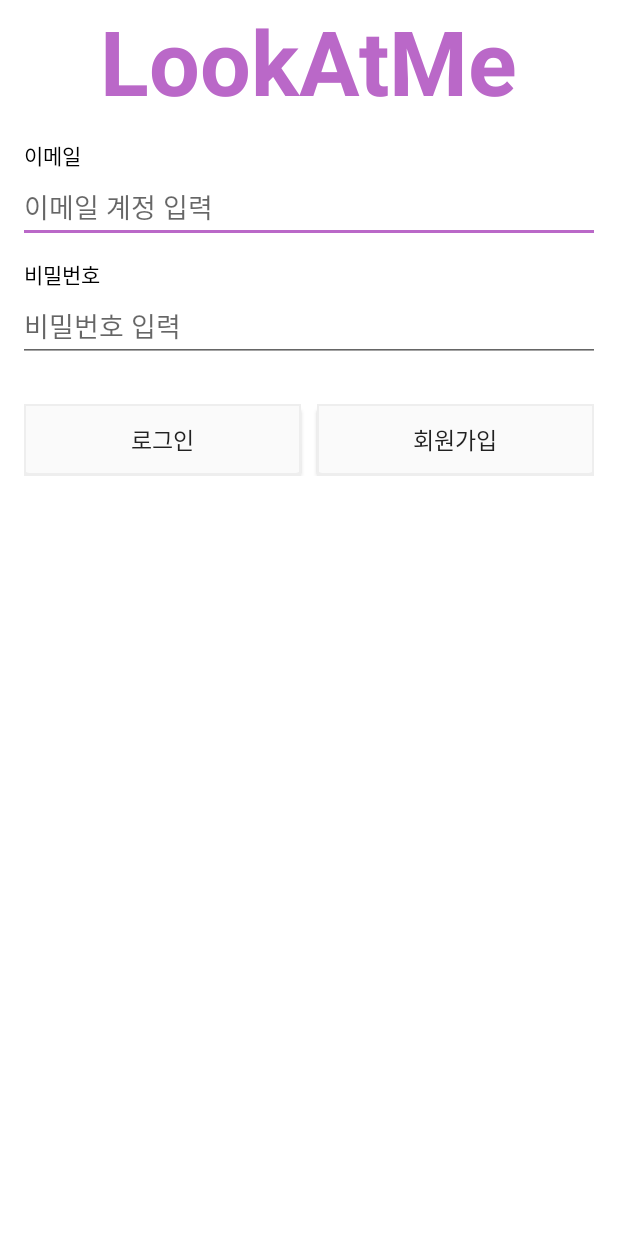
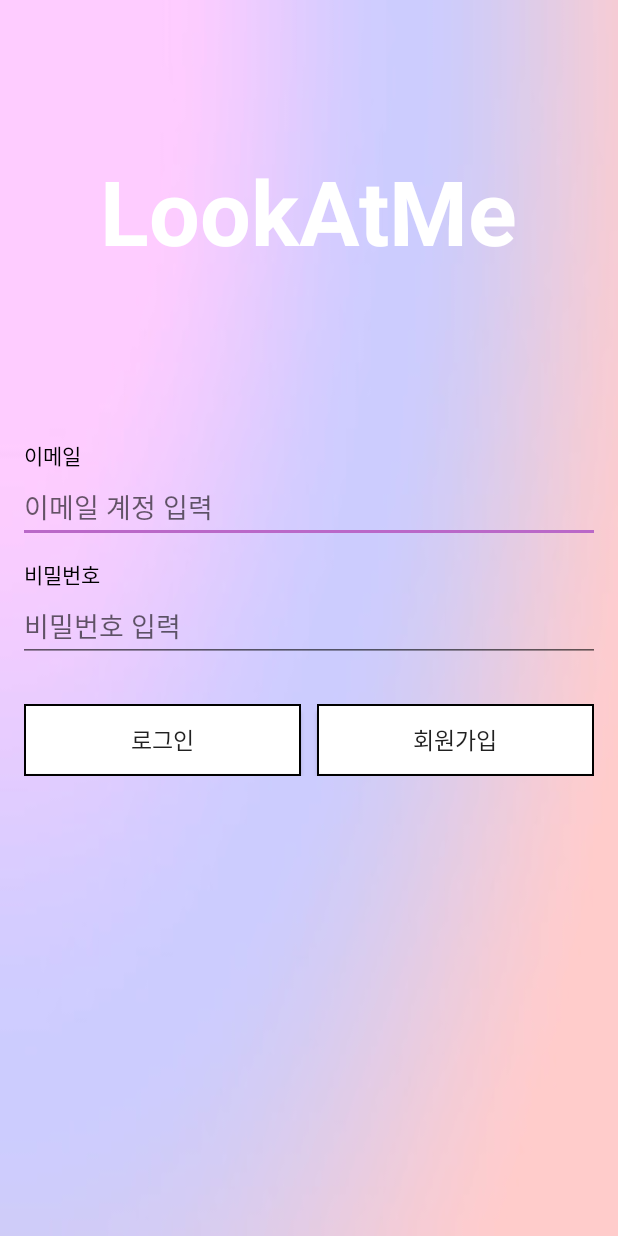
Before and after one commit to yhecg/LookAtMe_android_JAVA, an Android app: the screen it shows after launch (LoginActivity), on a phone screen of 412 x 824 dp. Run offline under Robolectric (Android 15) with nearby library versions, the phone set to English and light mode, and no system bars; our stand-ins replace ButterKnife.

Commit message:
Rejected commit: Default

```diff
--- a/app/src/main/res/drawable/button_solid.xml
+++ b/app/src/main/res/drawable/button_solid.xml
@@ -7,20 +7,20 @@
             <item android:top="3dp">
                 <shape>
                     <corners android:radius="3dp" />
-                    <solid android:color="@color/material_color_gray_200" />
+                    <solid android:color="@color/material_color_gray_50" />
                 </shape>
             </item>
             <!-- background (위로) -->
             <item android:bottom="2dp">
                 <shape>
                     <corners android:radius="3dp" />
-                    <solid android:color="@color/material_color_gray_50" />
+                    <solid android:color="@color/material_color_white" />
                 </shape>
             </item>
             <!-- 테두리 -->
             <item>
                 <shape>
-                    <stroke android:width="1dp" android:color="@color/material_color_gray_200"></stroke>
+                    <stroke android:width="1dp" android:color="@color/material_color_black"></stroke>
                 </shape>
             </item>
         </layer-list>
--- a/app/src/main/res/layout/activity_login.xml
+++ b/app/src/main/res/layout/activity_login.xml
@@ -1,22 +1,18 @@
 <?xml version="1.0" encoding="utf-8"?>
-<LinearLayout
+<RelativeLayout
     xmlns:android="http://schemas.android.com/apk/res/android"
     xmlns:tools="http://schemas.android.com/tools"
+    tools:context="com.chan.example.lookatme.activity.start.LoginActivity"
+    android:background="@drawable/background"
+    android:layout_width="match_parent"
+    android:layout_height="match_parent">
+
+    <LinearLayout
+        android:id="@+id/layout"
+        android:layout_centerVertical="true"
         android:orientation="vertical"
-    android:background="@color/material_color_white"
         android:layout_width="match_parent"
-    android:layout_height="match_parent"
-    tools:context="com.chan.example.lookatme.activity.start.LoginActivity">
-
-    <TextView
-        android:text="@string/activity_login_textView_appName"
-        android:textSize="60dp"
-        android:textStyle="bold"
-        android:textColor="@color/material_color_app_basic"
-        android:layout_gravity="center_horizontal"
-        android:layout_width="wrap_content"
-        android:layout_height="wrap_content"/>
-
+        android:layout_height="wrap_content">
         <LinearLayout
             android:orientation="vertical"
             android:padding="12dp"
@@ -86,3 +82,16 @@
         </LinearLayout>
 
     </LinearLayout>
+
+    <TextView
+        android:layout_alignParentTop="true"
+        android:layout_above="@id/layout"
+        android:gravity="center_vertical"
+        android:text="@string/activity_login_textView_appName"
+        android:layout_centerHorizontal="true"
+        android:textSize="60dp"
+        android:textStyle="bold"
+        android:textColor="@color/material_color_white"
+        android:layout_width="wrap_content"
+        android:layout_height="wrap_content"/>
+</RelativeLayout>
```
Also changed, not shown: app/src/main/res/drawable/background.jpg (added). Lines whose indentation alone changed are shown as unchanged.
